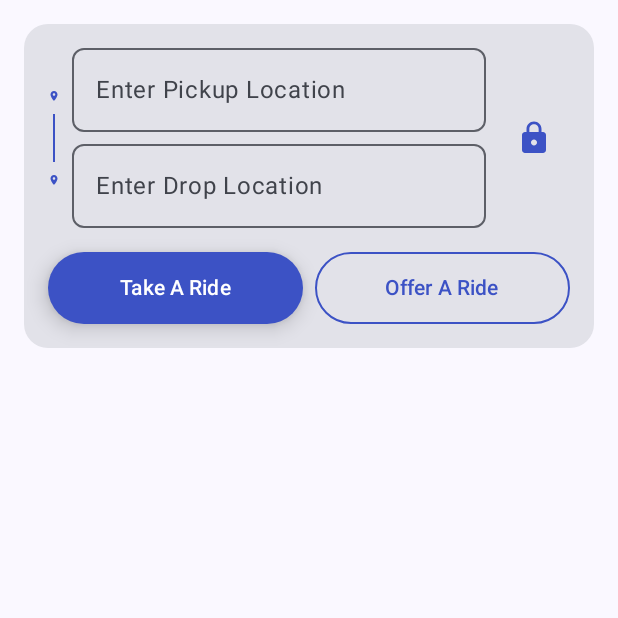
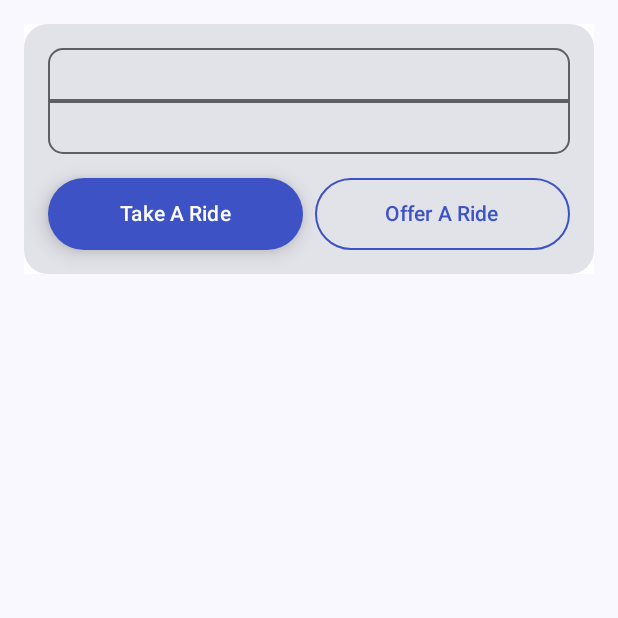
Before and after one commit to GildasEdoh/carpooling-project, an Android app built with Jetpack Compose: the composable RideOptionsCard shown on its own in the app's theme, on a phone screen of 412 x 824 dp, the top half of it. Run offline under Robolectric (Android 15) with nearby library versions, the phone set to English and light mode, and no system bars.

Commit message:
Get user location implemented

```diff
--- a/app/src/main/AndroidManifest.xml
+++ b/app/src/main/AndroidManifest.xml
@@ -2,6 +2,7 @@
 <manifest xmlns:android="http://schemas.android.com/apk/res/android"
     xmlns:tools="http://schemas.android.com/tools" >
 
+    <uses-permission android:name="android.permission.ACCESS_COARSE_LOCATION" />
     <application
         android:allowBackup="true"
         android:dataExtractionRules="@xml/data_extraction_rules"
@@ -12,6 +13,9 @@
         android:supportsRtl="true"
         android:theme="@style/Theme.Carpool"
         tools:targetApi="31" >
+
+        <meta-data android:name="com.google.android.geo.API_KEY"
+            android:value="AIzaSyAOVYRIgupAurZup5y1PRh8Ismb1A3lLao"/>
         <activity
             android:name=".presentation.screens.chat.ChatActivity"
             android:exported="false"
--- a/app/src/main/java/tg/crsandroid/carpool/presentation/screens/home/HomeScreen.kt
+++ b/app/src/main/java/tg/crsandroid/carpool/presentation/screens/home/HomeScreen.kt
@@ -1,5 +1,6 @@
 package tg.crsandroid.carpool.presentation.screens.home
 
+import android.print.PrintAttributes.Margins
 import androidx.compose.foundation.BorderStroke
 import androidx.compose.foundation.background
 import androidx.compose.foundation.layout.*
@@ -13,6 +14,7 @@ import androidx.compose.material.icons.filled.Lock
 import androidx.compose.material.icons.filled.Person
 import androidx.compose.material.icons.filled.Phone
 import androidx.compose.material3.*
+import androidx.compose.material3.AlertDialogDefaults.containerColor
 import androidx.compose.runtime.*
 import androidx.compose.ui.Alignment
 import androidx.compose.ui.Modifier
@@ -24,43 +26,38 @@ import androidx.compose.ui.text.font.FontWeight
 import androidx.compose.ui.unit.dp
 import androidx.compose.ui.unit.sp
 import androidx.compose.ui.tooling.preview.Preview
+import tg.crsandroid.carpool.presentation.screens.Map.MapScreen
 import tg.crsandroid.carpool.ui.theme.poppinsFontFamily
 
 @OptIn(ExperimentalMaterial3Api::class)
 @Composable
 fun HomeScreen() {
+    Box {
         Scaffold(
+            Modifier.background(Color.Transparent),
             bottomBar = { BottomNavigationBar() }
         ) { padding ->
             Column(
                 modifier = Modifier
                     .fillMaxSize()
-                .padding(padding)
-                .background(Color(0xFFF8F9FA)) // Background color
-                .padding(16.dp),
+                    .padding(padding),
                 horizontalAlignment = Alignment.CenterHorizontally
             ) {
-            Spacer(modifier = Modifier.height(40.dp))
+                Column(
+                    modifier = Modifier
 
-            Spacer(modifier = Modifier.height(20.dp))
+                ) {
 
-            // Map placeholder
-            Box(
+                    MapScreen(
                         modifier = Modifier
                             .fillMaxWidth()
-                    .fillMaxHeight()
                             .weight(1f)
-                    .background(Color.LightGray)
-            ) {
-                // This could be a map composable in a real app
-
-            }
-
-            Spacer(modifier = Modifier.height(16.dp))
+                    )
 
                     // Ride options card
                     RideOptionsCard()
-
+                }
+            }
         }
     }
 }
@@ -87,7 +84,7 @@ fun BottomNavigationBar() {
             .padding(16.dp)
 
             .clip(RoundedCornerShape(24.dp))
-            .background(Color(0xFF3C52C5)),
+            .background(Color(0xFF001AB7)),
         contentAlignment = Alignment.Center
     ) {
         Row(
@@ -154,8 +151,8 @@ fun RideOptionsCard() {
         shape = RoundedCornerShape(16.dp),
         modifier = Modifier
             .fillMaxWidth()
-            .padding(16.dp),
-//        elevation = 8.dp
+            .padding(16.dp)
+            .background(Color.White),
     ) {
         Column(
             modifier = Modifier
@@ -165,66 +162,46 @@ fun RideOptionsCard() {
             Row(
                 verticalAlignment = Alignment.CenterVertically
             ) {
-                // Point et ligne verticale
-                Column(
-                    horizontalAlignment = Alignment.CenterHorizontally,
-                    modifier = Modifier.padding(end = 8.dp)
+
+                Column(modifier = Modifier
+                    .weight(1f)
                 ) {
-                    Icon(
-                        imageVector = Icons.Default.LocationOn,
-                        contentDescription = "Pickup Point",
-                        tint = Color(0xFF3C52C5),
-                        modifier = Modifier.size(8.dp)
-                    )
-                    Spacer(modifier = Modifier.height(8.dp))
-                    Box(
-                        modifier = Modifier
-                            .width(1.dp)
-                            .height(32.dp)
-                            .background(Color(0xFF3C52C5))
-                    )
-                    Spacer(modifier = Modifier.height(8.dp))
-                    Icon(
-                        imageVector = Icons.Default.LocationOn,
-                        contentDescription = "Drop Point",
-                        tint = Color(0xFF3C52C5),
-                        modifier = Modifier.size(8.dp)
-                    )
-                }
-
-                Column(modifier = Modifier.weight(1f)) {
                     // Pickup location input
                     OutlinedTextField(
                         value = "",
                         onValueChange = { /* Handle Input */ },
                         placeholder = { Text("Enter Pickup Location") },
-                        shape = RoundedCornerShape(8.dp),
-                        modifier = Modifier.fillMaxWidth()
+                        shape = RoundedCornerShape(topStart = 10.dp,  topEnd = 10.dp, bottomEnd = 0.dp, bottomStart = 0.dp),
+                        modifier = Modifier
+                            .fillMaxWidth()
+                            .height(35.dp),
                     )
 
-                    Spacer(modifier = Modifier.height(8.dp))
+                    Spacer(modifier = Modifier.width(12.dp))
+                    // Drop location input
 
-                    // Drop location input
                     OutlinedTextField(
                         value = "",
                         onValueChange = { /* Handle Input */ },
                         placeholder = { Text("Enter Drop Location") },
-                        shape = RoundedCornerShape(8.dp),
-                        modifier = Modifier.fillMaxWidth()
+                        shape = RoundedCornerShape(bottomStart = 10.dp, bottomEnd = 10.dp, topStart = 0.dp, topEnd = 0.dp),
+                        modifier = Modifier
+                            .fillMaxWidth()
+                            .height(35.dp),
                     )
                 }
 
                 // Time Icon
-                IconButton(
-                    onClick = { /* Handle Time Click */ },
-                    modifier = Modifier.padding(start = 8.dp)
-                ) {
-                    Icon(
-                        imageVector = Icons.Default.Lock,
-                        contentDescription = "Set Time",
-                        tint = Color(0xFF3C52C5)
-                    )
-                }
+//                IconButton(
+//                    onClick = { /* Handle Time Click */ },
+//                    modifier = Modifier.padding(start = 8.dp)
+//                ) {
+//                    Icon(
+//                        imageVector = Icons.Default.Lock,
+//                        contentDescription = "Set Time",
+//                        tint = Color(0xFF3C52C5)
+//                    )
+//                }
             }
 
             Spacer(modifier = Modifier.height(16.dp))
```
Also changed, not shown: app/src/main/java/tg/crsandroid/carpool/MainActivity.kt (+26 -7 lines), app/src/main/java/tg/crsandroid/carpool/presentation/screens/Map/MapScreen.kt (+93 -18 lines). Lines whose indentation alone changed are shown as unchanged.
